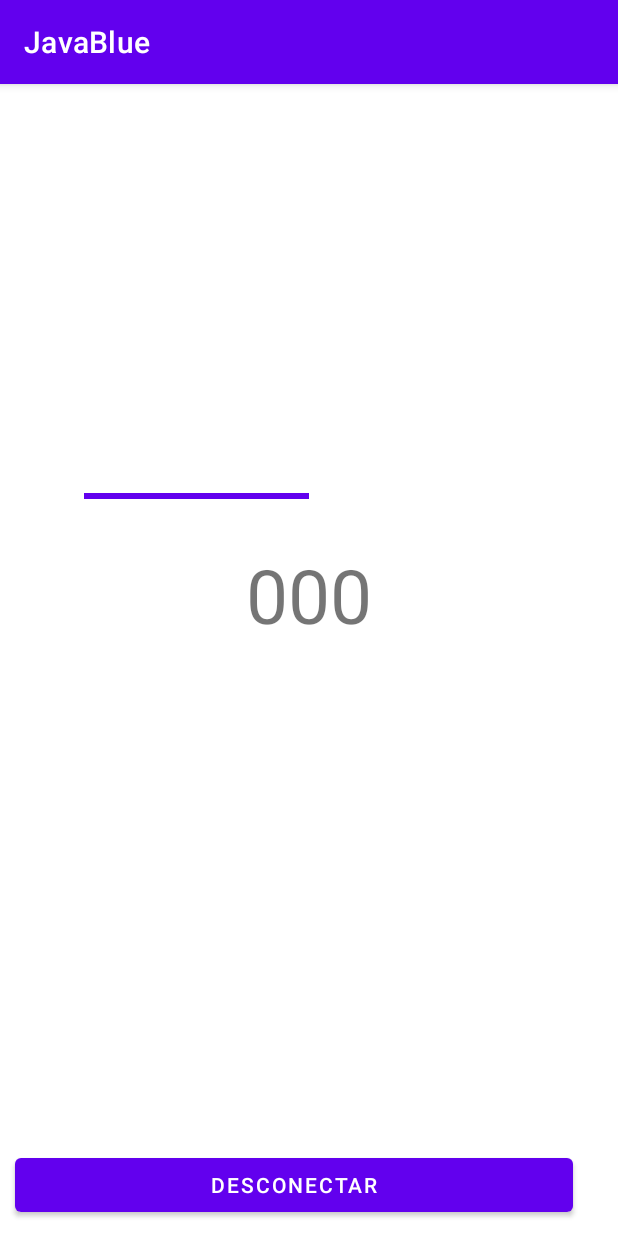
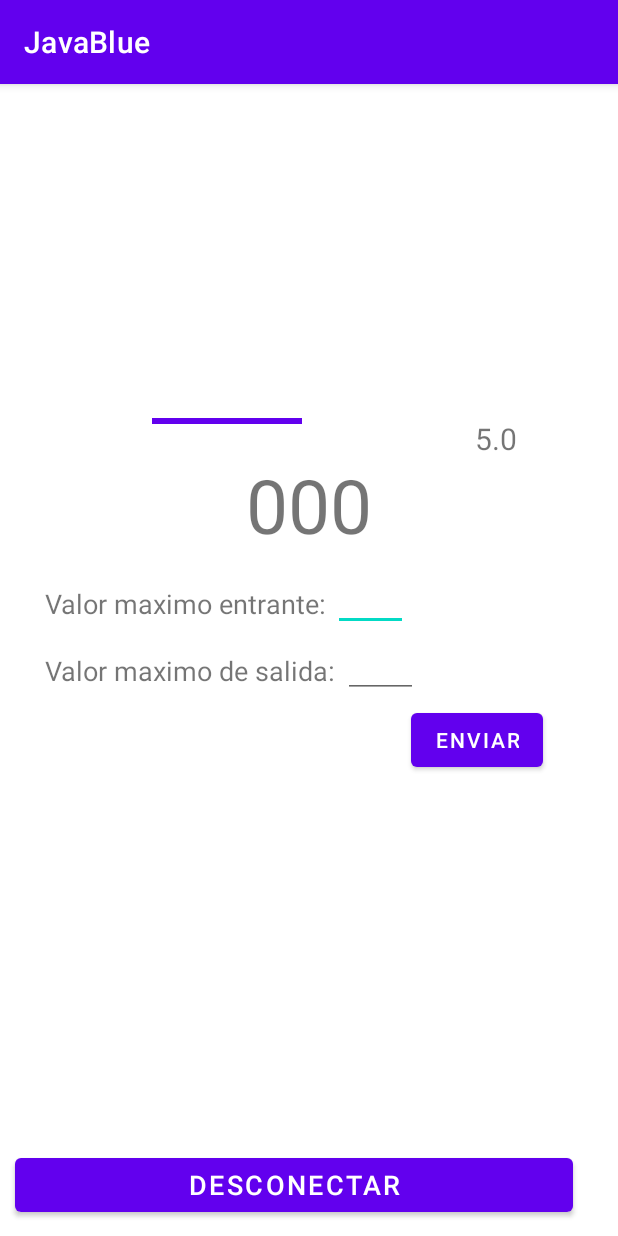
Before and after one commit to AlejandraCastillo/MedidorBluetooth, an Android app: the MessageReceiver screen opened directly, with no data from a screen before it, on a phone screen of 412 x 824 dp. Run offline under Robolectric (Android 15) with nearby library versions, the phone set to English and light mode, and no system bars; 3 statements that could not run were skipped.

Commit message:
Valores variable maximos de entrada y salida

```diff
--- a/app/src/main/java/com/icat/javablue/MessageReceiver.java
+++ b/app/src/main/java/com/icat/javablue/MessageReceiver.java
@@ -9,28 +9,35 @@ import android.os.Handler;
 import android.os.Message;
 import android.util.Log;
 import android.view.View;
-import android.widget.ArrayAdapter;
-import android.widget.ListView;
+import android.widget.EditText;
 import android.widget.TextView;
-import android.widget.Toast;
 
 import java.io.BufferedReader;
 import java.io.IOException;
 import java.io.InputStream;
 import java.io.InputStreamReader;
+import java.nio.Buffer;
+
 public class MessageReceiver extends AppCompatActivity {
     // Debugging
     private static final String TAG = "MessageReceiver";
 
 
-    private static final float MAX_NUM = 24;
     private static final float MAX_ANGLE = 180;
-    private static final float STEP = MAX_ANGLE/MAX_NUM;
+    private float valorMaxEntrada;
+    private float valorMaxSalida;
+    private float unit;
+    private float step;
 
     View manecilla;
     BluetoothSocket socket;
     TextView tvDeviceName;
     TextView tvMessages;
+    TextView tvValorMaximo;
+    EditText edValMaxEnt;
+    EditText edValMaxSal;
+
+
 
     ConnectedThread msgReceiver;
 
@@ -50,12 +57,14 @@ public class MessageReceiver extends AppCompatActivity {
 //                    String letras = readMessage.substring(readMessage.indexOf('-') + 1,readMessage.length());
 //                    adapterMessages.add(letras);
 
-                    int num1 = Integer.parseInt(numeros.substring(0,1));
-                    int num2 = Integer.parseInt(numeros.substring(1,2));
-                    int num3 = Integer.parseInt(numeros.substring(2,3));
-                    int num = num1+num2+num3;
-                    manecilla.setRotation(num*STEP);
-                    tvMessages.setText(String.valueOf(num));
+                    float num1 = Integer.parseInt(numeros.substring(0,1));
+                    float num2 = Integer.parseInt(numeros.substring(1,2));
+                    float num3 = Integer.parseInt(numeros.substring(2,3));
+                    float num = unit*(num1+num2+num3);
+                    if(!(num>valorMaxSalida)){
+                        manecilla.setRotation(num* step);
+                        tvMessages.setText(String.valueOf(num));
+                    }
 
                     break;
             }
@@ -73,12 +82,21 @@ public class MessageReceiver extends AppCompatActivity {
         tvMessages = findViewById(R.id.tv_messages);
         manecilla = findViewById(R.id.v_manecilla);
 
+        edValMaxEnt = findViewById(R.id.et_valMaxEnt);
+        edValMaxSal = findViewById(R.id.et_valMaxSal);
+        tvValorMaximo = findViewById(R.id.tv_valorMaximo);
+
+        valorMaxEntrada = 127;
+        valorMaxSalida = 5;
+        unit = valorMaxSalida/valorMaxEntrada;
+        step = MAX_ANGLE/valorMaxSalida;
+
+        tvValorMaximo.setText(String.valueOf(valorMaxSalida));
+
         socket = ShareSocket.getSocket();
 
         msgReceiver = new ConnectedThread(socket, handler);
         msgReceiver.start();
-
-
 
     }
 
@@ -91,6 +109,28 @@ public class MessageReceiver extends AppCompatActivity {
     public void onClickDisconnect(View view) {
         finish();
 //        msgReceiver.cancel();
+    }
+
+    public void onClickSend(View view) {
+        //Declarar las views
+        edValMaxEnt = findViewById(R.id.et_valMaxEnt);
+        edValMaxSal = findViewById(R.id.et_valMaxSal);
+        tvValorMaximo = findViewById(R.id.tv_valorMaximo);
+
+        //Obtener la informacion de los Edit Text
+        valorMaxEntrada = Float.valueOf(edValMaxEnt.getText().toString());
+        valorMaxSalida = Float.valueOf(edValMaxSal.getText().toString());
+
+        //Calcular valores necesarios
+        unit = valorMaxSalida/valorMaxEntrada;
+        step = MAX_ANGLE/valorMaxSalida;
+
+        //Reajustar la numeracion
+        tvValorMaximo.setText(String.valueOf(valorMaxSalida));
+
+        //Limpiar los campos
+        edValMaxEnt.setText("");
+        edValMaxSal.setText("");
     }
 
 
--- a/app/src/main/res/layout/activity_message_receiver.xml
+++ b/app/src/main/res/layout/activity_message_receiver.xml
@@ -18,31 +18,95 @@
         app:layout_constraintTop_toTopOf="parent"
         tools:text="Nombre del dispositivo" />
 
+    <View
+        android:id="@+id/v_manecilla"
+        android:layout_width="100dp"
+        android:layout_height="4dp"
+        android:layout_marginTop="150dp"
+        android:layout_marginEnd="110dp"
+        android:background="@color/design_default_color_primary"
+        android:transformPivotX="100dp"
+        android:transformPivotY="2dp"
+        app:layout_constraintEnd_toEndOf="parent"
+        app:layout_constraintStart_toStartOf="parent"
+        app:layout_constraintTop_toBottomOf="@id/tv_deviceName"
+        tools:rotation="180" />
+
+    <TextView
+        android:id="@+id/tv_valorMaximo"
+        android:layout_width="wrap_content"
+        android:layout_height="wrap_content"
+        android:layout_marginStart="115dp"
+        android:layout_marginTop="150dp"
+        android:text="@string/defaultNumbers"
+        android:textSize="20sp"
+        app:layout_constraintStart_toEndOf="@id/v_manecilla"
+        app:layout_constraintTop_toBottomOf="@id/tv_deviceName" />
+
     <TextView
         android:id="@+id/tv_messages"
         android:layout_width="wrap_content"
         android:layout_height="wrap_content"
-        android:text="000"
-        android:layout_marginTop="30dp"
+        android:layout_marginTop="20dp"
+        android:text="@string/defaultNumbers"
         android:textSize="50sp"
-        app:layout_constraintTop_toBottomOf="@id/v_manecilla"
+        app:layout_constraintEnd_toEndOf="parent"
         app:layout_constraintStart_toStartOf="parent"
-        app:layout_constraintEnd_toEndOf="parent"/>
+        app:layout_constraintTop_toBottomOf="@id/v_manecilla" />
 
-        <View
-            android:id="@+id/v_manecilla"
-            android:layout_width="150dp"
-            android:layout_height="4dp"
-            android:layout_marginEnd="150dp"
-            android:layout_marginBottom="100dp"
-            tools:rotation="90"
-            android:background="@color/design_default_color_primary"
-            android:transformPivotX="150dp"
-            android:transformPivotY="2dp"
-            android:layout_marginTop="200dp"
-            app:layout_constraintTop_toBottomOf="@id/tv_deviceName"
-            app:layout_constraintEnd_toEndOf="parent"
-            app:layout_constraintStart_toStartOf="parent" />
+    <TextView
+        android:id="@+id/tv_valMaxEnt"
+        android:layout_width="wrap_content"
+        android:layout_height="wrap_content"
+        android:layout_marginStart="30dp"
+        android:layout_marginTop="20dp"
+        android:layout_marginEnd="30dp"
+        android:text="Valor maximo entrante: "
+        android:textSize="18sp"
+        app:layout_constraintStart_toStartOf="parent"
+        app:layout_constraintTop_toBottomOf="@id/tv_messages" />
+
+    <EditText
+        android:id="@+id/et_valMaxEnt"
+        android:layout_width="50dp"
+        android:layout_height="wrap_content"
+        android:layout_marginTop="5dp"
+        android:inputType="number"
+        app:layout_constraintStart_toEndOf="@id/tv_valMaxEnt"
+        app:layout_constraintTop_toBottomOf="@id/tv_messages" />
+
+    <TextView
+        android:id="@+id/tv_valMaxSal"
+        android:layout_width="wrap_content"
+        android:layout_height="wrap_content"
+        android:layout_marginStart="30dp"
+        android:layout_marginTop="20dp"
+        android:layout_marginEnd="30dp"
+        android:text="Valor maximo de salida: "
+        android:textSize="18sp"
+        app:layout_constraintStart_toStartOf="parent"
+        app:layout_constraintTop_toBottomOf="@id/tv_valMaxEnt" />
+
+    <EditText
+        android:id="@+id/et_valMaxSal"
+        android:layout_width="50dp"
+        android:layout_height="wrap_content"
+        android:layout_marginTop="5dp"
+        android:inputType="number"
+        app:layout_constraintStart_toEndOf="@id/tv_valMaxSal"
+        app:layout_constraintTop_toBottomOf="@id/tv_valMaxEnt" />
+
+    <Button
+        android:id="@+id/b_getDatos"
+        android:layout_width="wrap_content"
+        android:layout_height="wrap_content"
+        android:layout_marginTop="10dp"
+        android:layout_marginEnd="50dp"
+        android:onClick="onClickSend"
+        android:text="@string/enviar"
+        app:layout_constraintEnd_toEndOf="parent"
+        app:layout_constraintTop_toBottomOf="@id/tv_valMaxSal" />
+
 
     <Button
         android:id="@+id/disconnectButton"
@@ -52,7 +116,8 @@
         android:layout_marginEnd="30dp"
         android:layout_marginBottom="10dp"
         android:onClick="onClickDisconnect"
-        android:text="Desconectar"
+        android:text="@string/desconectar"
+        android:textSize="18sp"
         app:layout_constraintBottom_toBottomOf="parent"
         app:layout_constraintEnd_toEndOf="parent" />
 
--- a/app/src/main/res/values/strings.xml
+++ b/app/src/main/res/values/strings.xml
@@ -17,6 +17,9 @@
     <string name="isConnect">Conectado</string>
     <string name="deviceMessage">Mensaje entrante</string>
     <string name="noBluetooth">Su dispositivo no soporta Bluetooth</string>
+    <string name="desconectar">Desconectar</string>
+    <string name="defaultNumbers">000</string>
+    <string name="enviar">Enviar</string>
     <!--    <string name=""></string>-->
     <!--    <string name=""></string>-->
     <!--    <string name=""></string>-->
```
